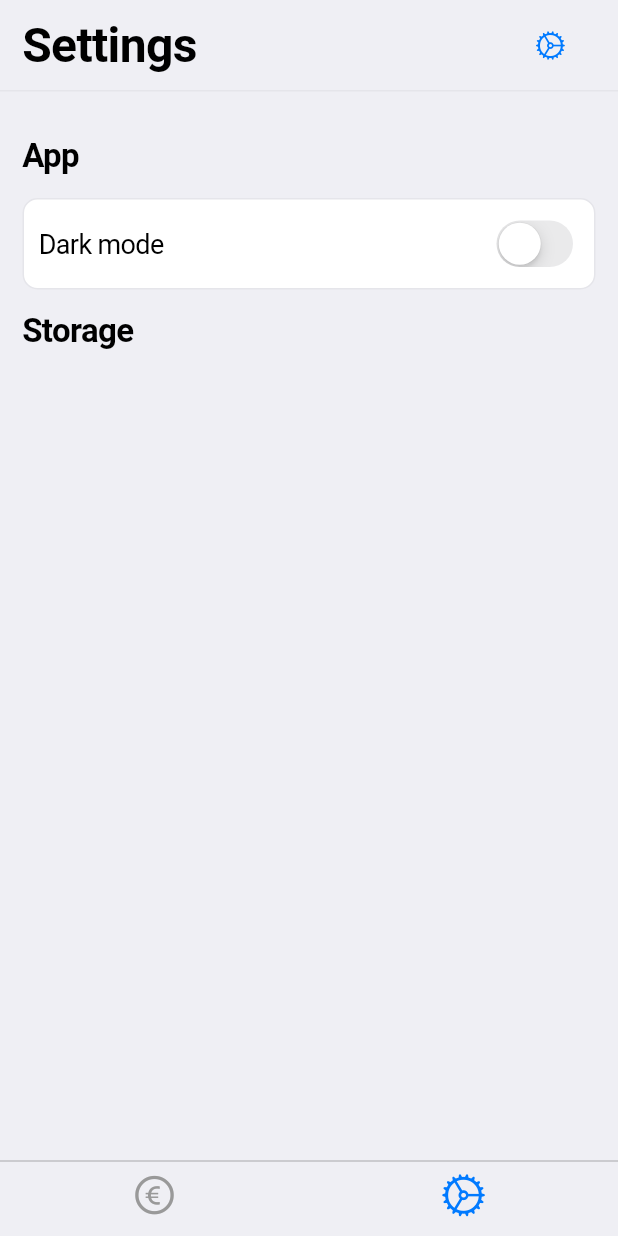
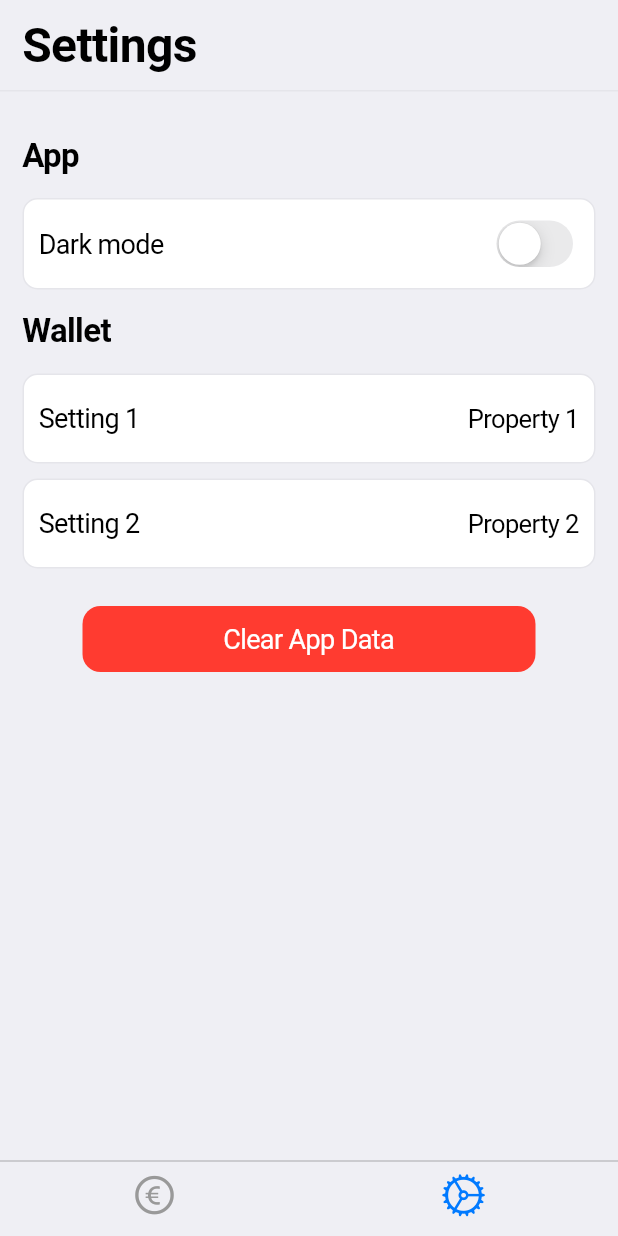
Before and after one commit to citizenwallet/app, a Flutter app: the SettingsScreen screen opened by its route, on a phone screen of 412 x 824 dp. Run offline on Flutter 3.47's test engine with Material 2 defaults, Android fonts, the phone set to English and light mode, and no system bars; our stand-ins replace flutter_dotenv, flutter_svg, go_router, shared_preferences; accounts and stored records are empty.

Commit message:
[added] dummy setting rows

```diff
--- a/lib/screens/settings/screen.dart
+++ b/lib/screens/settings/screen.dart
@@ -1,8 +1,10 @@
 import 'package:citizenwallet/state/app/logic.dart';
 import 'package:citizenwallet/state/app/state.dart';
+import 'package:citizenwallet/widgets/button.dart';
 import 'package:citizenwallet/widgets/header.dart';
 import 'package:citizenwallet/widgets/settings_row.dart';
 import 'package:flutter/cupertino.dart';
+import 'package:flutter/services.dart';
 import 'package:provider/provider.dart';
 
 class SettingsScreen extends StatefulWidget {
@@ -29,6 +31,11 @@ class SettingsScreenState extends State<SettingsScreen> {
 
   void onChanged(bool enabled) {
     _appLogic.setDarkMode(enabled);
+    HapticFeedback.mediumImpact();
+  }
+
+  void handleAppReset() {
+    print('reset');
   }
 
   @override
@@ -42,12 +49,6 @@ class SettingsScreenState extends State<SettingsScreen> {
         children: [
           Header(
             title: widget.title,
-            actionButton: CupertinoButton(
-              onPressed: () => print('hello'),
-              child: const Icon(
-                CupertinoIcons.settings,
-              ),
-            ),
           ),
           Expanded(
             child: ListView(
@@ -74,11 +75,27 @@ class SettingsScreenState extends State<SettingsScreen> {
                 const Padding(
                   padding: EdgeInsets.fromLTRB(0, 10, 0, 10),
                   child: Text(
-                    'Storage',
+                    'Wallet',
                     style: TextStyle(
                       fontSize: 22,
                       fontWeight: FontWeight.bold,
                     ),
+                  ),
+                ),
+                const SettingsRow(
+                  label: 'Setting 1',
+                  trailing: Text('Property 1'),
+                ),
+                const SettingsRow(
+                  label: 'Setting 2',
+                  trailing: Text('Property 2'),
+                ),
+                Padding(
+                  padding: const EdgeInsets.fromLTRB(40, 20, 40, 20),
+                  child: Button(
+                    label: 'Clear App Data',
+                    color: CupertinoColors.systemRed,
+                    onPressed: handleAppReset,
                   ),
                 ),
               ],
```
